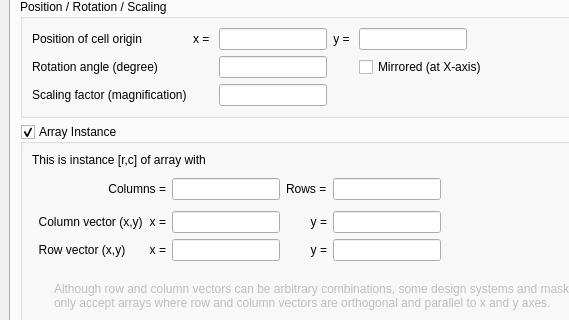
KLayout/klayout, file src/edt/edt/InstPropertiesPage.ui: the form before one commit; both pictures show x 0 to 569 and y 138 to 458 of the 666 by 649 pixel window.
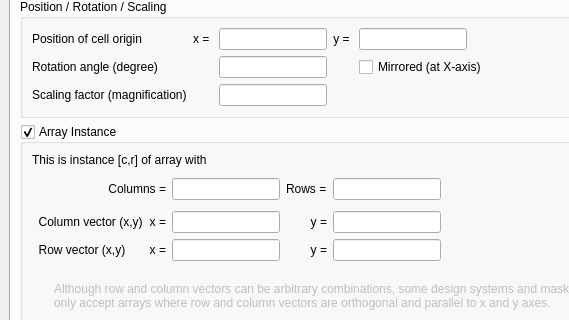
The form after the commit. Icons and pictures are not drawn. Custom widgets are drawn as their Qt base class.

Commit message: Fixed a typo (thanks, Stefan)

Patch:
```diff
--- a/src/edt/edt/InstPropertiesPage.ui
+++ b/src/edt/edt/InstPropertiesPage.ui
@@ -748,7 +748,7 @@
           <item row="0" column="0" colspan="6">
            <widget class="QLabel" name="inst_lbl">
             <property name="text">
-             <string>This is instance [r,c] of array with</string>
+             <string>This is instance [c,r] of array with</string>
             </property>
            </widget>
           </item>
```
